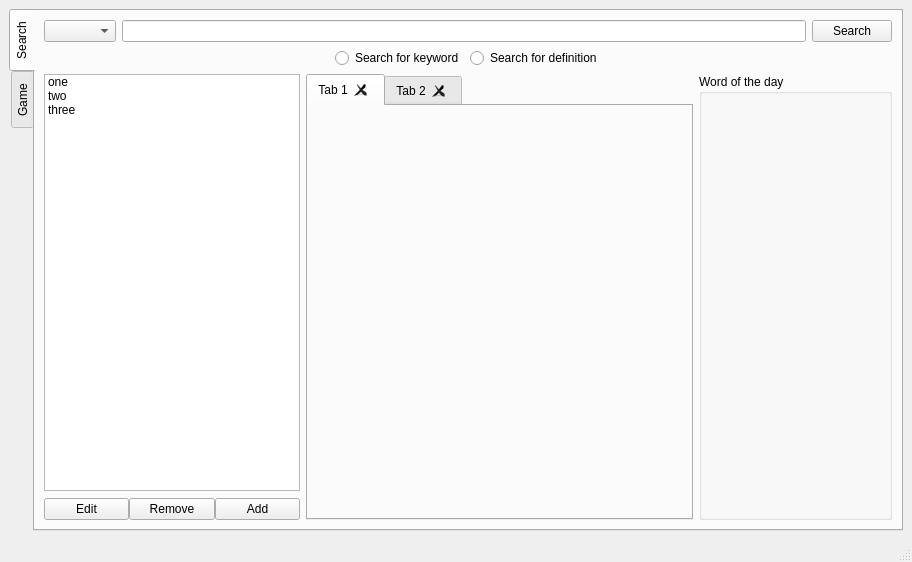
Qt form mainwindow.ui (sangpham2710/CS163-Project) before a commit.
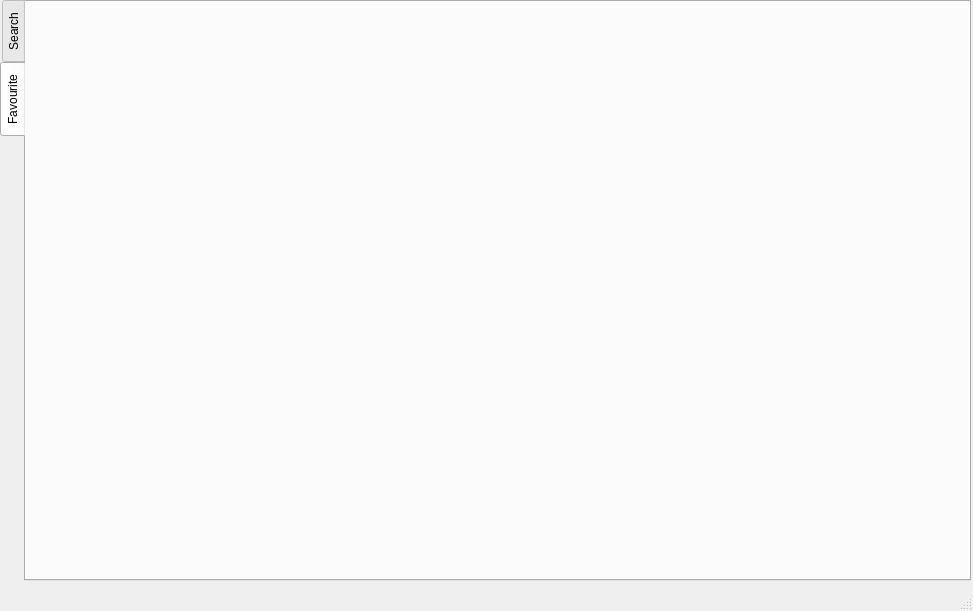
The same form after that commit.

The edit to the form file:
```diff
--- a/mainwindow.ui
+++ b/mainwindow.ui
@@ -6,323 +6,46 @@
    <rect>
     <x>0</x>
     <y>0</y>
-    <width>912</width>
-    <height>562</height>
+    <width>973</width>
+    <height>611</height>
    </rect>
   </property>
+  <property name="sizePolicy">
+   <sizepolicy hsizetype="Maximum" vsizetype="Maximum">
+    <horstretch>0</horstretch>
+    <verstretch>0</verstretch>
+   </sizepolicy>
+  </property>
   <property name="windowTitle">
    <string>MainWindow</string>
   </property>
   <widget class="QWidget" name="centralwidget">
-   <layout class="QVBoxLayout" name="verticalLayout_4">
-    <item>
-     <widget class="QTabWidget" name="tabWidget">
-      <property name="sizePolicy">
-       <sizepolicy hsizetype="Expanding" vsizetype="Preferred">
-        <horstretch>0</horstretch>
-        <verstretch>0</verstretch>
-       </sizepolicy>
-      </property>
-      <property name="tabPosition">
-       <enum>QTabWidget::West</enum>
-      </property>
-      <property name="currentIndex">
-       <number>0</number>
-      </property>
-      <property name="movable">
-       <bool>true</bool>
-      </property>
-      <widget class="QWidget" name="tabSearch">
-       <attribute name="title">
-        <string>Search</string>
-       </attribute>
-       <layout class="QHBoxLayout" name="horizontalLayout_5">
-        <item>
-         <layout class="QVBoxLayout" name="verticalLayoutSearch">
-          <item>
-           <layout class="QVBoxLayout" name="verticalLayout">
-            <item>
-             <layout class="QHBoxLayout" name="horizontalLayout">
-              <item>
-               <widget class="QComboBox" name="comboBoxSearch"/>
-              </item>
-              <item>
-               <widget class="QLineEdit" name="lineEditSearch"/>
-              </item>
-              <item>
-               <widget class="QPushButton" name="pushButtonSearch">
-                <property name="text">
-                 <string>Search</string>
-                </property>
-               </widget>
-              </item>
-             </layout>
-            </item>
-            <item>
-             <layout class="QHBoxLayout" name="horizontalLayoutSearchType">
-              <item>
-               <spacer name="horizontalSpacer">
-                <property name="orientation">
-                 <enum>Qt::Horizontal</enum>
-                </property>
-                <property name="sizeType">
-                 <enum>QSizePolicy::Expanding</enum>
-                </property>
-                <property name="sizeHint" stdset="0">
-                 <size>
-                  <width>40</width>
-                  <height>20</height>
-                 </size>
-                </property>
-               </spacer>
-              </item>
-              <item>
-               <widget class="QRadioButton" name="radioButtonSearchTypeKey">
-                <property name="text">
-                 <string>Search for keyword</string>
-                </property>
-               </widget>
-              </item>
-              <item>
-               <widget class="QRadioButton" name="radioButtonSearchTypeDef">
-                <property name="text">
-                 <string>Search for definition</string>
-                </property>
-               </widget>
-              </item>
-              <item>
-               <spacer name="horizontalSpacer_2">
-                <property name="orientation">
-                 <enum>Qt::Horizontal</enum>
-                </property>
-                <property name="sizeHint" stdset="0">
-                 <size>
-                  <width>40</width>
-                  <height>20</height>
-                 </size>
-                </property>
-               </spacer>
-              </item>
-             </layout>
-            </item>
-           </layout>
-          </item>
-          <item>
-           <layout class="QHBoxLayout" name="horizontalLayout_2" stretch="0,2,1">
-            <item>
-             <layout class="QVBoxLayout" name="verticalLayoutHistory" stretch="0,0">
-              <property name="spacing">
-               <number>7</number>
-              </property>
-              <item>
-               <widget class="QListWidget" name="listWidgetHistory">
-                <property name="sizePolicy">
-                 <sizepolicy hsizetype="Expanding" vsizetype="Expanding">
-                  <horstretch>0</horstretch>
-                  <verstretch>0</verstretch>
-                 </sizepolicy>
-                </property>
-                <item>
-                 <property name="text">
-                  <string>one</string>
-                 </property>
-                </item>
-                <item>
-                 <property name="text">
-                  <string>two</string>
-                 </property>
-                </item>
-                <item>
-                 <property name="text">
-                  <string>three</string>
-                 </property>
-                </item>
-               </widget>
-              </item>
-              <item>
-               <layout class="QHBoxLayout" name="horizontalLayoutButtons">
-                <property name="spacing">
-                 <number>0</number>
-                </property>
-                <item>
-                 <widget class="QPushButton" name="pushButtonEdit">
-                  <property name="sizePolicy">
-                   <sizepolicy hsizetype="Minimum" vsizetype="Minimum">
-                    <horstretch>0</horstretch>
-                    <verstretch>0</verstretch>
-                   </sizepolicy>
-                  </property>
-                  <property name="text">
-                   <string>Edit</string>
-                  </property>
-                 </widget>
-                </item>
-                <item>
-                 <widget class="QPushButton" name="pushButtonRemove">
-                  <property name="sizePolicy">
-                   <sizepolicy hsizetype="Minimum" vsizetype="Minimum">
-                    <horstretch>0</horstretch>
-                    <verstretch>0</verstretch>
-                   </sizepolicy>
-                  </property>
-                  <property name="text">
-                   <string>Remove</string>
-                  </property>
-                 </widget>
-                </item>
-                <item>
-                 <widget class="QPushButton" name="pushButtonAdd">
-                  <property name="sizePolicy">
-                   <sizepolicy hsizetype="Minimum" vsizetype="Minimum">
-                    <horstretch>0</horstretch>
-                    <verstretch>0</verstretch>
-                   </sizepolicy>
-                  </property>
-                  <property name="text">
-                   <string>Add</string>
-                  </property>
-                 </widget>
-                </item>
-               </layout>
-              </item>
-             </layout>
-            </item>
-            <item>
-             <widget class="QTabWidget" name="tabWidgetDefinition">
-              <property name="sizePolicy">
-               <sizepolicy hsizetype="Expanding" vsizetype="Expanding">
-                <horstretch>0</horstretch>
-                <verstretch>0</verstretch>
-               </sizepolicy>
-              </property>
-              <property name="currentIndex">
-               <number>0</number>
-              </property>
-              <property name="tabsClosable">
-               <bool>true</bool>
-              </property>
-              <property name="movable">
-               <bool>true</bool>
-              </property>
-              <widget class="QWidget" name="tab">
-               <attribute name="title">
-                <string>Tab 1</string>
-               </attribute>
-              </widget>
-              <widget class="QWidget" name="tab_3">
-               <attribute name="title">
-                <string>Tab 2</string>
-               </attribute>
-              </widget>
-             </widget>
-            </item>
-            <item>
-             <widget class="QGroupBox" name="groupBoxWODD">
-              <property name="sizePolicy">
-               <sizepolicy hsizetype="Expanding" vsizetype="Expanding">
-                <horstretch>0</horstretch>
-                <verstretch>0</verstretch>
-               </sizepolicy>
-              </property>
-              <property name="title">
-               <string>Word of the day</string>
-              </property>
-             </widget>
-            </item>
-           </layout>
-          </item>
-         </layout>
-        </item>
-       </layout>
-      </widget>
-      <widget class="QWidget" name="tabGame">
-       <attribute name="title">
-        <string>Game</string>
-       </attribute>
-       <widget class="QListWidget" name="listWidget_2">
-        <property name="geometry">
-         <rect>
-          <x>100</x>
-          <y>50</y>
-          <width>731</width>
-          <height>121</height>
-         </rect>
-        </property>
-       </widget>
-       <widget class="QFrame" name="frame">
-        <property name="geometry">
-         <rect>
-          <x>90</x>
-          <y>250</y>
-          <width>761</width>
-          <height>221</height>
-         </rect>
-        </property>
-        <property name="frameShape">
-         <enum>QFrame::StyledPanel</enum>
-        </property>
-        <property name="frameShadow">
-         <enum>QFrame::Raised</enum>
-        </property>
-        <layout class="QGridLayout" name="gridLayout">
-         <item row="1" column="1">
-          <widget class="QPushButton" name="pushButton_4">
-           <property name="sizePolicy">
-            <sizepolicy hsizetype="Expanding" vsizetype="Expanding">
-             <horstretch>0</horstretch>
-             <verstretch>0</verstretch>
-            </sizepolicy>
-           </property>
-           <property name="text">
-            <string>PushButton</string>
-           </property>
-          </widget>
-         </item>
-         <item row="0" column="0">
-          <widget class="QPushButton" name="pushButton">
-           <property name="sizePolicy">
-            <sizepolicy hsizetype="Expanding" vsizetype="Expanding">
-             <horstretch>0</horstretch>
-             <verstretch>0</verstretch>
-            </sizepolicy>
-           </property>
-           <property name="text">
-            <string>PushButton</string>
-           </property>
-          </widget>
-         </item>
-         <item row="1" column="0">
-          <widget class="QPushButton" name="pushButton_3">
-           <property name="sizePolicy">
-            <sizepolicy hsizetype="Expanding" vsizetype="Expanding">
-             <horstretch>0</horstretch>
-             <verstretch>0</verstretch>
-            </sizepolicy>
-           </property>
-           <property name="text">
-            <string>PushButton</string>
-           </property>
-          </widget>
-         </item>
-         <item row="0" column="1">
-          <widget class="QPushButton" name="pushButton_2">
-           <property name="sizePolicy">
-            <sizepolicy hsizetype="Expanding" vsizetype="Expanding">
-             <horstretch>0</horstretch>
-             <verstretch>0</verstretch>
-            </sizepolicy>
-           </property>
-           <property name="text">
-            <string>PushButton</string>
-           </property>
-          </widget>
-         </item>
-        </layout>
-       </widget>
-      </widget>
-     </widget>
-    </item>
-   </layout>
+   <widget class="QTabWidget" name="tabWidgetDictionary">
+    <property name="geometry">
+     <rect>
+      <x>0</x>
+      <y>0</y>
+      <width>971</width>
+      <height>581</height>
+     </rect>
+    </property>
+    <property name="tabPosition">
+     <enum>QTabWidget::West</enum>
+    </property>
+    <property name="currentIndex">
+     <number>1</number>
+    </property>
+    <widget class="QWidget" name="tabSearch">
+     <attribute name="title">
+      <string>Search</string>
+     </attribute>
+    </widget>
+    <widget class="QWidget" name="tabFavourite">
+     <attribute name="title">
+      <string>Favourite</string>
+     </attribute>
+    </widget>
+   </widget>
   </widget>
   <widget class="QMenuBar" name="menubar">
    <property name="geometry">
```
Left out of the diff: 2 changed lines with no effect on the pictures.
